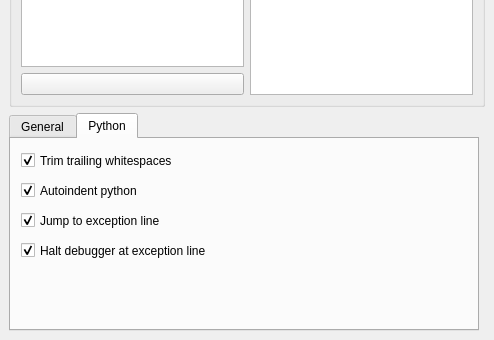
Qt form src/Gui/DlgEditor.ui (ferranpujolcamins/FreeCAD) before a commit; both pictures show x 0 to 494 and y 212 to 552 of the 494 by 552 pixel window.
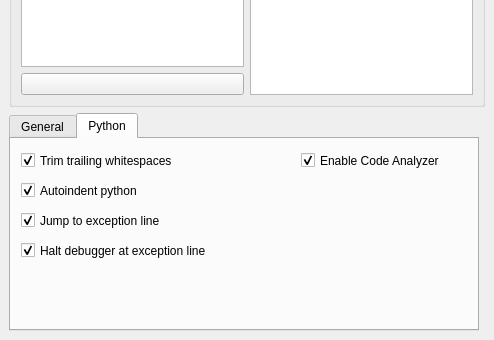
The same form after that commit. Custom widgets are drawn as their Qt base class.

The edit to the form file:
```diff
--- a/src/Gui/DlgEditor.ui
+++ b/src/Gui/DlgEditor.ui
@@ -253,7 +253,7 @@
         <rect>
          <x>10</x>
          <y>10</y>
-         <width>470</width>
+         <width>201</width>
          <height>23</height>
         </rect>
        </property>
@@ -323,6 +323,31 @@
         <cstring>Editor</cstring>
        </property>
       </widget>
+      <widget class="Gui::PrefCheckBox" name="EnableCodeAnalyzer">
+       <property name="geometry">
+        <rect>
+         <x>290</x>
+         <y>10</y>
+         <width>191</width>
+         <height>23</height>
+        </rect>
+       </property>
+       <property name="focusPolicy">
+        <enum>Qt::TabFocus</enum>
+       </property>
+       <property name="text">
+        <string>Enable Code Analyzer</string>
+       </property>
+       <property name="checked">
+        <bool>true</bool>
+       </property>
+       <property name="prefEntry" stdset="0">
+        <cstring>EnableAutoIndent</cstring>
+       </property>
+       <property name="prefPath" stdset="0">
+        <cstring>Editor</cstring>
+       </property>
+      </widget>
      </widget>
     </widget>
    </item>
```
